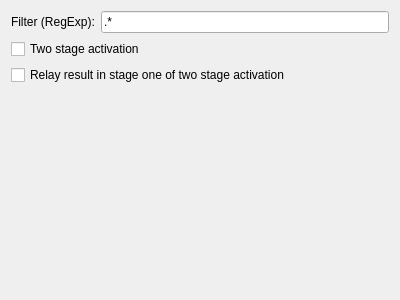
Qt form plugins/Commands/Filter/filterconfigurationdlg.ui (KDE/simon) before a commit.
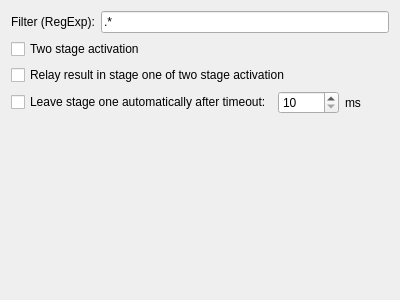
The same form after that commit. Custom widgets are drawn as their Qt base class.

Commit message: Introducing time based fall back from stage one

```diff
--- a/plugins/Commands/Filter/filterconfigurationdlg.ui
+++ b/plugins/Commands/Filter/filterconfigurationdlg.ui
@@ -49,6 +49,37 @@
      </property>
     </widget>
    </item>
+   <item>
+    <layout class="QHBoxLayout" name="horizontalLayout">
+     <item>
+      <widget class="QCheckBox" name="cbLeaveStageOneAutomatically">
+       <property name="text">
+        <string>Leave stage one automatically after timeout:</string>
+       </property>
+      </widget>
+     </item>
+     <item>
+      <widget class="KIntSpinBox" name="sbAutoLeaveTimeout">
+       <property name="minimum">
+        <number>10</number>
+       </property>
+       <property name="maximum">
+        <number>60000</number>
+       </property>
+       <property name="singleStep">
+        <number>50</number>
+       </property>
+      </widget>
+     </item>
+     <item>
+      <widget class="QLabel" name="lbMs">
+       <property name="text">
+        <string>ms</string>
+       </property>
+      </widget>
+     </item>
+    </layout>
+   </item>
    <item>
     <spacer name="verticalSpacer">
      <property name="orientation">
@@ -65,6 +96,11 @@
   </layout>
  </widget>
  <customwidgets>
+  <customwidget>
+   <class>KIntSpinBox</class>
+   <extends>QSpinBox</extends>
+   <header>knuminput.h</header>
+  </customwidget>
   <customwidget>
    <class>KLineEdit</class>
    <extends>QLineEdit</extends>
```
The commit also changes 4 other files.
